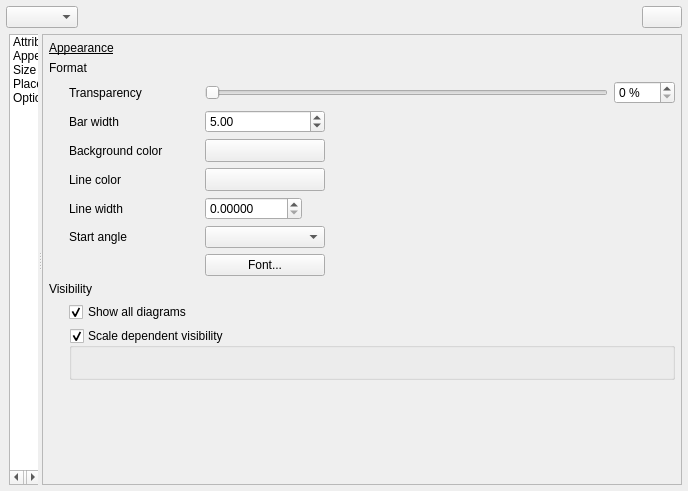
First picture: the form in src/ui/qgsdiagrampropertiesbase.ui, repository qgis/QGIS, before the edit.
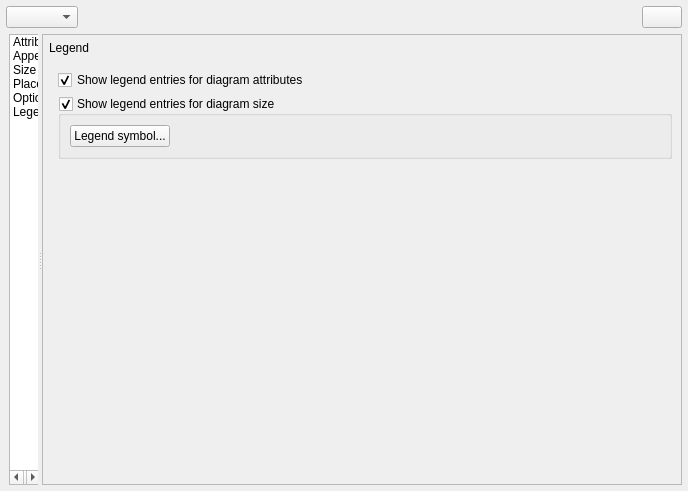
Second picture: the form after the edit. Icons and pictures are not drawn. Custom widgets are drawn as their Qt base class.

Commit message:
[FEATURE][diagrams] Add optional legend entries for diagram sizes
A new "legend" tab has been added to diagram properties, allowing
both the existing attribute legend and a new size legend to be
enabled/disabled. The size legend has a configurable marker
symbol.

Also includes unit tests for both diagram attribute and size
legends.

Sponsored by ADUGA

```diff
--- a/src/ui/qgsdiagrampropertiesbase.ui
+++ b/src/ui/qgsdiagrampropertiesbase.ui
@@ -225,6 +225,15 @@
                <normaloff>:/images/themes/default/propertyicons/action.svg</normaloff>:/images/themes/default/propertyicons/action.svg</iconset>
              </property>
             </item>
+            <item>
+             <property name="text">
+              <string>Legend</string>
+             </property>
+             <property name="icon">
+              <iconset>
+               <normaloff>:/images/themes/default/legend.svg</normaloff>:/images/themes/default/legend.svg</iconset>
+             </property>
+            </item>
            </widget>
           </item>
          </layout>
@@ -258,7 +267,7 @@
           <item>
            <widget class="QStackedWidget" name="mDiagramStackedWidget">
             <property name="currentIndex">
-             <number>1</number>
+             <number>5</number>
             </property>
             <widget class="QWidget" name="mDiagramPage_Attributes">
              <layout class="QVBoxLayout" name="verticalLayout_9">
@@ -536,8 +545,8 @@
                   <rect>
                    <x>0</x>
                    <y>0</y>
-                   <width>630</width>
-                   <height>376</height>
+                   <width>298</width>
+                   <height>351</height>
                   </rect>
                  </property>
                  <layout class="QVBoxLayout" name="verticalLayout">
@@ -653,7 +662,7 @@
                         </widget>
                        </item>
                        <item row="4" column="1">
-                        <layout class="QHBoxLayout" name="horizontalLayout_7">
+                        <layout class="QHBoxLayout" name="horizontalLayout_7_1">
                          <item>
                           <widget class="QgsDoubleSpinBox" name="mPenWidthSpinBox">
                            <property name="decimals">
@@ -1776,6 +1785,106 @@
               </item>
              </layout>
             </widget>
+            <widget class="QWidget" name="mDiagramPage_Legend">
+             <layout class="QVBoxLayout" name="verticalLayout_11">
+              <property name="leftMargin">
+               <number>0</number>
+              </property>
+              <property name="topMargin">
+               <number>0</number>
+              </property>
+              <property name="rightMargin">
+               <number>0</number>
+              </property>
+              <property name="bottomMargin">
+               <number>0</number>
+              </property>
+              <item>
+               <widget class="QLabel" name="label_7">
+                <property name="text">
+                 <string>Legend</string>
+                </property>
+               </widget>
+              </item>
+              <item>
+               <widget class="QScrollArea" name="scrollArea_2">
+                <property name="frameShape">
+                 <enum>QFrame::NoFrame</enum>
+                </property>
+                <property name="widgetResizable">
+                 <bool>true</bool>
+                </property>
+                <widget class="QWidget" name="scrollAreaWidgetContents_2">
+                 <property name="geometry">
+                  <rect>
+                   <x>0</x>
+                   <y>0</y>
+                   <width>630</width>
+                   <height>409</height>
+                  </rect>
+                 </property>
+                 <layout class="QVBoxLayout" name="verticalLayout_12">
+                  <item>
+                   <widget class="QCheckBox" name="mCheckBoxAttributeLegend">
+                    <property name="text">
+                     <string>Show legend entries for diagram attributes</string>
+                    </property>
+                    <property name="checked">
+                     <bool>true</bool>
+                    </property>
+                   </widget>
+                  </item>
+                  <item>
+                   <widget class="QgsCollapsibleGroupBox" name="mCheckBoxSizeLegend">
+                    <property name="title">
+                     <string>Show legend entries for diagram size</string>
+                    </property>
+                    <property name="checkable">
+                     <bool>true</bool>
+                    </property>
+                    <layout class="QHBoxLayout" name="horizontalLayout_7">
+                     <item>
+                      <widget class="QPushButton" name="mButtonSizeLegendSymbol">
+                       <property name="text">
+                        <string>Legend symbol...</string>
+                       </property>
+                      </widget>
+                     </item>
+                     <item>
+                      <spacer name="horizontalSpacer_11">
+                       <property name="orientation">
+                        <enum>Qt::Horizontal</enum>
+                       </property>
+                       <property name="sizeHint" stdset="0">
+                        <size>
+                         <width>40</width>
+                         <height>20</height>
+                        </size>
+                       </property>
+                      </spacer>
+                     </item>
+                    </layout>
+                   </widget>
+                  </item>
+                  <item>
+                   <spacer name="verticalSpacer_7">
+                    <property name="orientation">
+                     <enum>Qt::Vertical</enum>
+                    </property>
+                    <property name="sizeHint" stdset="0">
+                     <size>
+                      <width>20</width>
+                      <height>40</height>
+                     </size>
+                    </property>
+                   </spacer>
+                  </item>
+                 </layout>
+                </widget>
+               </widget>
+              </item>
+             </layout>
+            </widget>
            </widget>
           </item>
          </layout>
@@ -1788,6 +1897,12 @@
   </layout>
  </widget>
  <customwidgets>
+  <customwidget>
+   <class>QgsFieldExpressionWidget</class>
+   <extends>QWidget</extends>
+   <header location="global">qgsfieldexpressionwidget.h</header>
+   <container>1</container>
+  </customwidget>
   <customwidget>
    <class>QgsColorButtonV2</class>
    <extends>QToolButton</extends>
@@ -1799,6 +1914,12 @@
    <extends>QDoubleSpinBox</extends>
    <header>qgsdoublespinbox.h</header>
   </customwidget>
+  <customwidget>
+   <class>QgsUnitSelectionWidget</class>
+   <extends>QWidget</extends>
+   <header>qgsunitselectionwidget.h</header>
+   <container>1</container>
+  </customwidget>
   <customwidget>
    <class>QgsSpinBox</class>
    <extends>QSpinBox</extends>
@@ -1810,18 +1931,6 @@
    <header>qgscollapsiblegroupbox.h</header>
    <container>1</container>
   </customwidget>
-  <customwidget>
-   <class>QgsFieldExpressionWidget</class>
-   <extends>QWidget</extends>
-   <header location="global">qgsfieldexpressionwidget.h</header>
-   <container>1</container>
-  </customwidget>
-  <customwidget>
-   <class>QgsUnitSelectionWidget</class>
-   <extends>QWidget</extends>
-   <header>qgsunitselectionwidget.h</header>
-   <container>1</container>
-  </customwidget>
   <customwidget>
    <class>QgsScaleRangeWidget</class>
    <extends>QWidget</extends>
```
Left out of the diff: 12 changed lines with no effect on the pictures. The commit also changes 24 other files.
